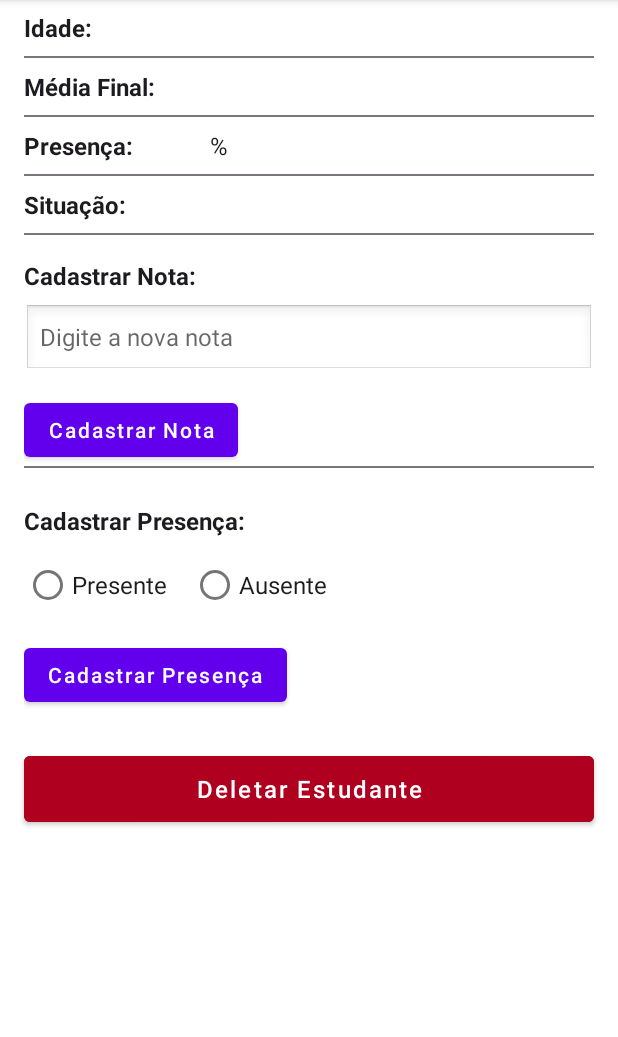
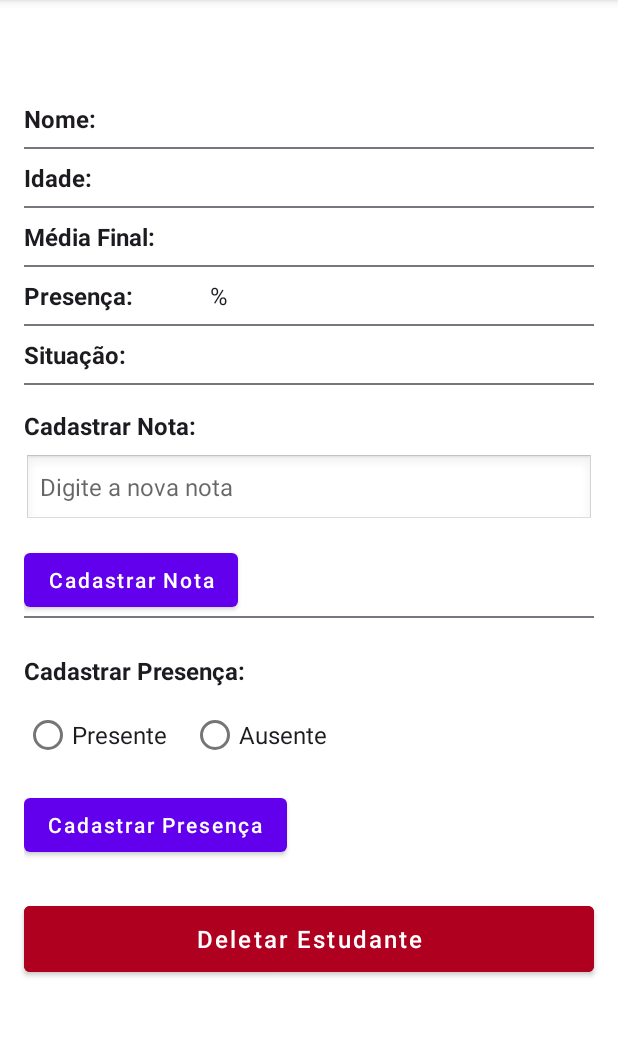
Before and after one commit to guilhermema9/Ativ27.05.2025-Estudantes-RetrofitNavDrawer, an Android app: the DadosEstudanteActivity screen opened directly, with no data from a screen before it, on a phone screen of 412 x 824 dp, the part 84-1121 px from its top. Run offline under Robolectric (Android 15) with nearby library versions, the phone set to English and light mode, and no system bars.

Commit message:
style: implementa estilos e icones personalizados para o app

```diff
--- a/app/build.gradle.kts
+++ b/app/build.gradle.kts
@@ -8,7 +8,7 @@ android {
 
     defaultConfig {
         applicationId = "com.example.ativ27052025_estudantes_retrofitnavdrawer"
-        minSdk = 34
+        minSdk = 35
         targetSdk = 35
         versionCode = 1
         versionName = "1.0"
--- a/app/src/main/res/layout/activity_dados_estudante.xml
+++ b/app/src/main/res/layout/activity_dados_estudante.xml
@@ -17,6 +17,7 @@
         <LinearLayout
             android:layout_width="match_parent"
             android:layout_height="wrap_content"
+            android:layout_marginTop="100dp"
             android:orientation="horizontal"
             android:paddingVertical="8dp">
 
@@ -33,8 +34,8 @@
                 android:layout_width="wrap_content"
                 android:layout_height="wrap_content"
                 android:textColor="@color/darkgrey"
-                android:textStyle="bold"
-                android:textSize="16sp" />
+                android:textSize="16sp"
+                android:textStyle="bold" />
         </LinearLayout>
 
 
@@ -150,9 +151,9 @@
                 android:id="@+id/textViewSituacao"
                 android:layout_width="wrap_content"
                 android:layout_height="wrap_content"
-                android:textStyle="bold"
                 android:textColor="@color/darkgrey"
-                android:textSize="16sp" />
+                android:textSize="16sp"
+                android:textStyle="bold" />
         </LinearLayout>
 
         <View
@@ -178,19 +179,19 @@
                 android:id="@+id/editTextNota"
                 android:layout_width="match_parent"
                 android:layout_height="wrap_content"
+                android:layout_marginTop="8dp"
+                android:background="@android:drawable/edit_text"
+                android:hint="Digite a nova nota"
                 android:inputType="numberDecimal"
-                android:hint="Digite a nova nota"
                 android:textColor="@color/darkgrey"
-                android:textSize="16sp"
-                android:layout_marginTop="8dp"
-                android:background="@android:drawable/edit_text" />
+                android:textSize="16sp" />
 
             <Button
                 android:id="@+id/buttonCadastrarNota"
                 android:layout_width="wrap_content"
                 android:layout_height="wrap_content"
+                android:layout_marginTop="12dp"
                 android:text="Cadastrar Nota"
-                android:layout_marginTop="12dp"
                 android:textAllCaps="false" />
         </LinearLayout>
 
@@ -217,8 +218,8 @@
                 android:id="@+id/radioGroupPresenca"
                 android:layout_width="match_parent"
                 android:layout_height="wrap_content"
-                android:orientation="horizontal"
-                android:layout_marginTop="8dp">
+                android:layout_marginTop="8dp"
+                android:orientation="horizontal">
 
                 <RadioButton
                     android:id="@+id/radioButtonPresente"
@@ -232,8 +233,8 @@
                     android:id="@+id/radioButtonAusente"
                     android:layout_width="wrap_content"
                     android:layout_height="wrap_content"
+                    android:layout_marginStart="16dp"
                     android:text="Ausente"
-                    android:layout_marginStart="16dp"
                     android:textColor="@color/darkgrey"
                     android:textSize="16sp" />
             </RadioGroup>
@@ -242,8 +243,8 @@
                 android:id="@+id/buttonCadastrarPresenca"
                 android:layout_width="wrap_content"
                 android:layout_height="wrap_content"
+                android:layout_marginTop="12dp"
                 android:text="Cadastrar Presença"
-                android:layout_marginTop="12dp"
                 android:textAllCaps="false" />
         </LinearLayout>
 
--- a/app/src/main/res/menu/activity_main_drawer.xml
+++ b/app/src/main/res/menu/activity_main_drawer.xml
@@ -6,12 +6,12 @@
     <group android:checkableBehavior="single">
         <item
             android:id="@+id/nav_lista_estudantes"
-            android:icon="@drawable/ic_menu_camera" android:title="@string/menu_lista_estudantes" />
+            android:icon="@drawable/list" android:title="@string/menu_lista_estudantes" />
         <item
             android:id="@+id/nav_cadastra_estudante"
-            android:icon="@drawable/ic_menu_gallery" android:title="@string/menu_cadastra_estudante" />
+            android:icon="@drawable/user" android:title="@string/menu_cadastra_estudante" />
         <item
             android:id="@+id/nav_estatistica"
-            android:icon="@drawable/ic_menu_slideshow" android:title="@string/menu_estatistica" />
+            android:icon="@drawable/stats" android:title="@string/menu_estatistica" />
     </group>
 </menu>
--- a/app/src/main/res/values/strings.xml
+++ b/app/src/main/res/values/strings.xml
@@ -2,7 +2,7 @@
     <string name="app_name">Ativ27.05.2025-Estudantes-RetrofitNavDrawer</string>
     <string name="navigation_drawer_open">Open navigation drawer</string>
     <string name="navigation_drawer_close">Close navigation drawer</string>
-    <string name="nav_header_title">Android Studio</string>
+    <string name="nav_header_title">IFTO - Instituto Federal do Tocantins</string>
     <string name="nav_header_subtitle">android.studio@android.com</string>
     <string name="nav_header_desc">Navigation header</string>
     <string name="action_settings">Settings</string>
```
Also changed, not shown: app/src/main/res/layout/nav_header_main.xml (+3 -8 lines), app/src/main/res/drawable/ifto_logo.jpg (added), app/src/main/res/drawable/list.png (added), app/src/main/res/drawable/stats.png (added), app/src/main/res/drawable/user.png (added).
